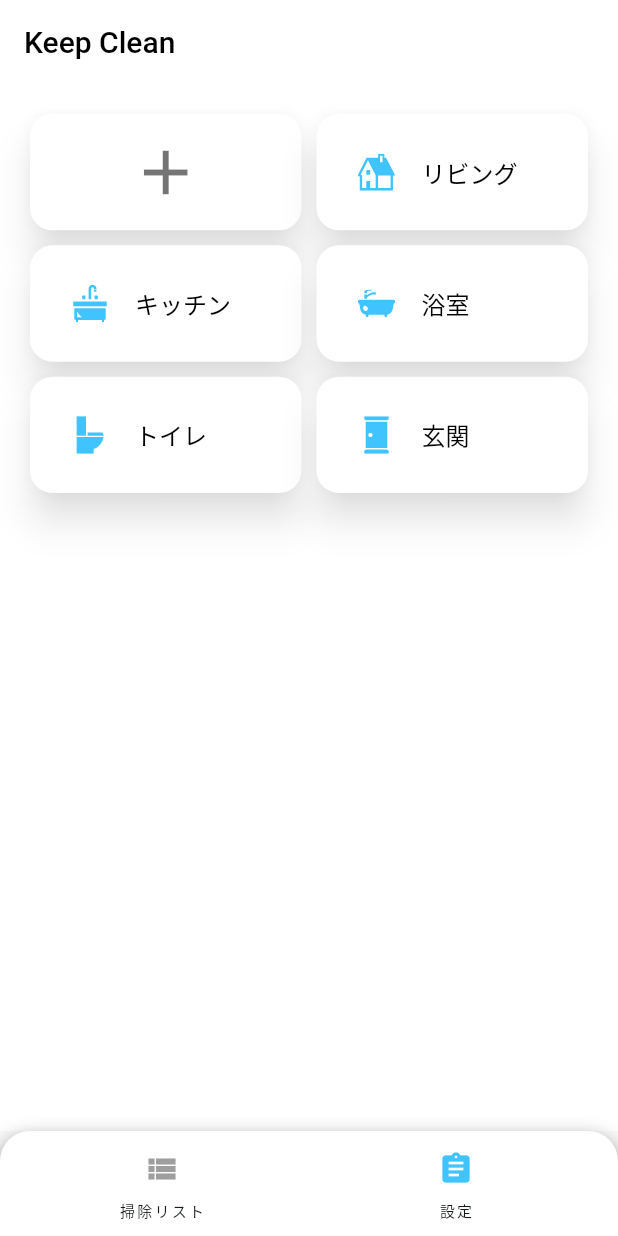
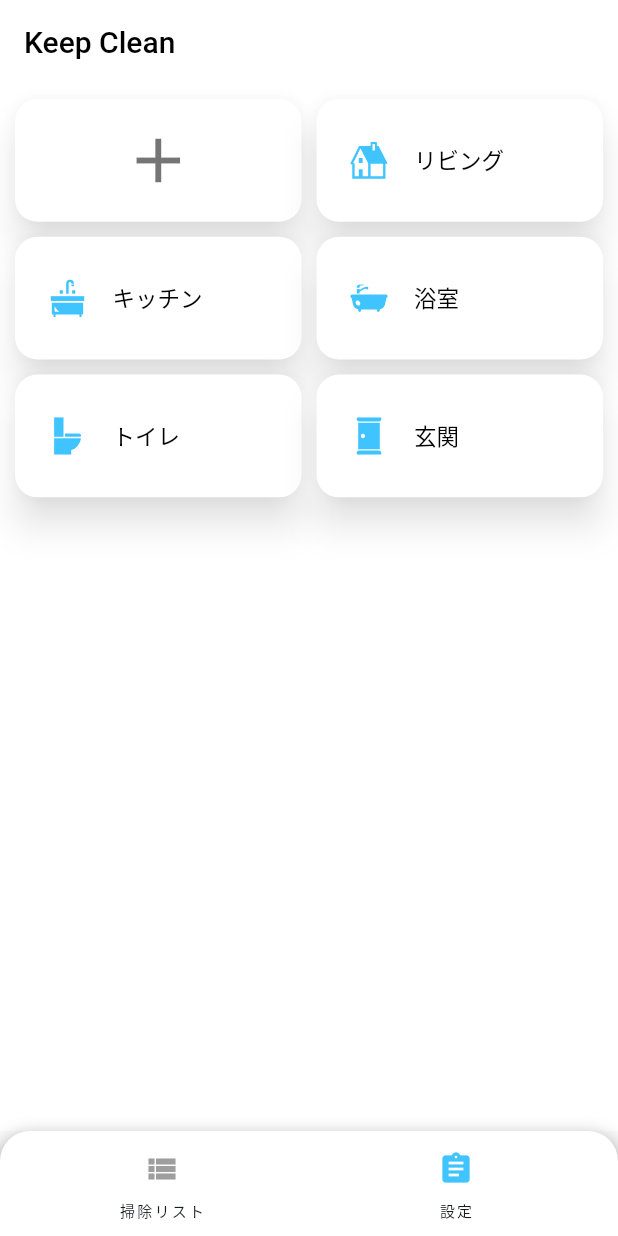
Before and after one commit to rei0v0/keep_clean, a Flutter app: the screen it shows after launch, item 2 of the bottom bar chosen, on a phone screen of 412 x 824 dp. Run offline on Flutter 3.47's test engine with Material 3 defaults, Android fonts, the phone set to English and light mode, and no system bars; our stand-ins replace flutter_riverpod, flutter_slidable, flutter_svg, freezed_annotation, shared_preferences, sqflite; missing offline and left inert: group_list_view; accounts and stored records are empty.

Commit message:
update setting_page

```diff
--- a/lib/setting_page.dart
+++ b/lib/setting_page.dart
@@ -8,7 +8,6 @@ import 'package:keep_clean/add_task_view.dart';
 import 'package:flutter_svg/flutter_svg.dart';
 import 'dart:convert';
 import 'package:keep_clean/model/task.dart';
-import 'package:keep_clean/task_list_page.dart';
 import 'package:flutter_svg/flutter_svg.dart';
 import 'package:keep_clean/registration_list_page.dart';
 import 'model/location.dart';
@@ -27,7 +26,7 @@ class SettingPage extends ConsumerWidget {
     //final count = ref.watch(countProvider);
     final locations = ref.watch(settingPageProvider);
     final Size size = MediaQuery.of(context).size;
-    final buttonsize_x=size.width/2-20;
+    final buttonsize_x=size.width/2-10;
     final buttonsize_y=buttonsize_x/2;
     return Scaffold(
         backgroundColor: Colors.white,
@@ -35,7 +34,7 @@ class SettingPage extends ConsumerWidget {
             width: size.width,
             height: size.height,
             child: GridView.builder(
-              padding: const EdgeInsets.all(20),
+              padding: const EdgeInsets.all(10),
               gridDelegate: const SliverGridDelegateWithFixedCrossAxisCount(
                   childAspectRatio: 7 / 3,
                   crossAxisSpacing: 10.0,
@@ -46,7 +45,7 @@ class SettingPage extends ConsumerWidget {
               itemBuilder: (context, index) {
                 if(index==0){
                   return SizedBox(
-                    width: size.width/2-20,
+                    width: size.width/2,
                     height: (size.width/2-20)/2,
                     child: ElevatedButton(
                         onPressed: () async{
@@ -88,7 +87,7 @@ class SettingPage extends ConsumerWidget {
                   );
                 } else {
                   return SizedBox(
-                      width: size.width/2-20,
+                      width: size.width/2,
                       height: (size.width/2-20)/2,
 
                       child: ElevatedButton(
@@ -112,16 +111,11 @@ class SettingPage extends ConsumerWidget {
                           ),
                         ),
 
-                      child: SizedBox(
-
-                        //color: Colors.white,
-                        width: double.infinity,
-
-                        child: Row(
+                      child: Row(
                           mainAxisAlignment: MainAxisAlignment.start,
                           crossAxisAlignment: CrossAxisAlignment.center,
                           children: [
-                            const SizedBox(width: 9),
+                            const SizedBox(width: 4),
                             SvgPicture.asset(
                               "asset/icon/${locations[index - 1].iconName}.svg",
                               width: 30,
@@ -131,16 +125,19 @@ class SettingPage extends ConsumerWidget {
                             const SizedBox(width: 15),
                             Text(
                               locations[index - 1].name,
+                              maxLines: 1,
+                              overflow: TextOverflow.ellipsis,
                               style: const TextStyle(
                                 color: Colors.black,  // ここでテキストの色を設定します
-                                fontSize: 16,        // 任意のフォントサイズ
+                                fontSize: 15,        // 任意のフォントサイズ
                             // その他のTextStyleのプロパティもここで設定できます
                               ),
+
                             )
                           ],
                         ),
                       ),
-                      ),
+
                     );
                 }
               },
```
Also changed, not shown: lib/task_list_page.dart (deleted, +0 -31 lines).
